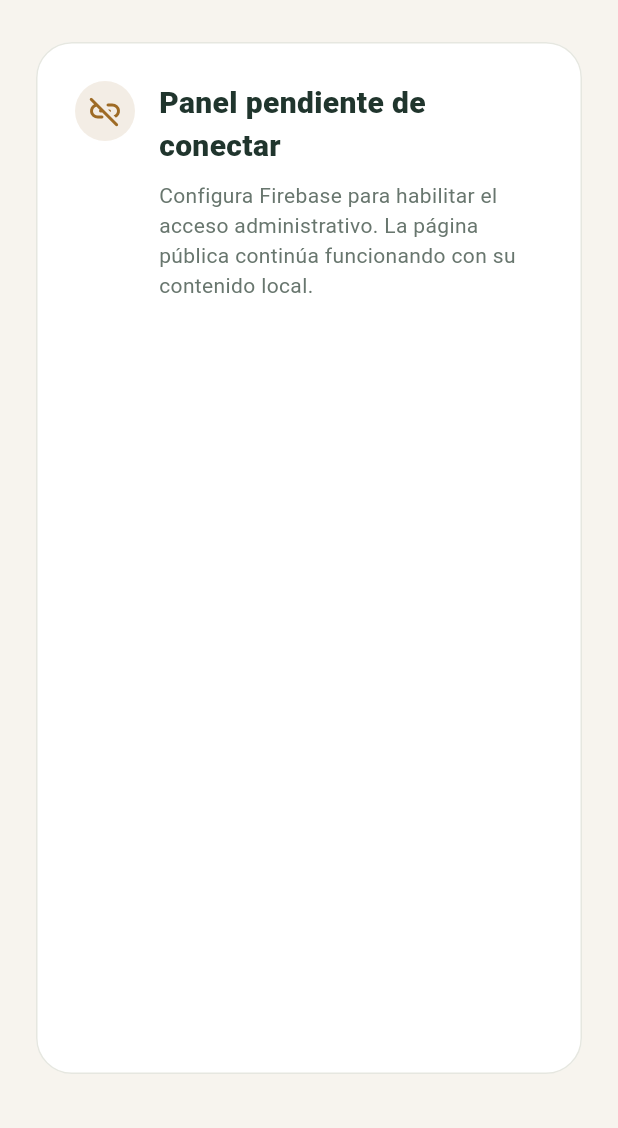
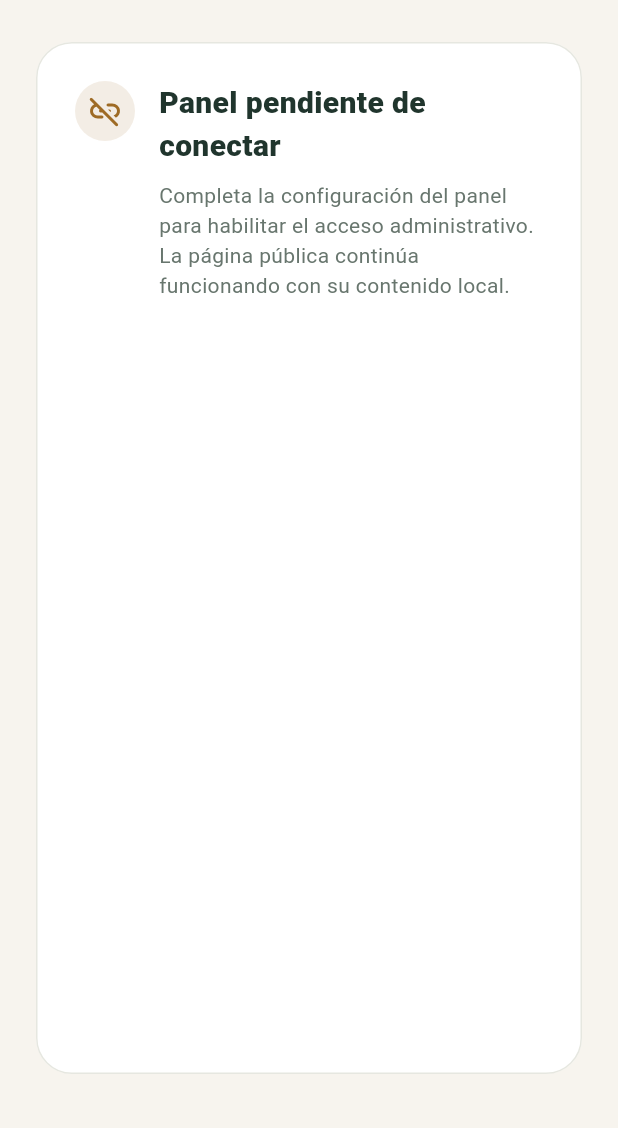
Before and after one commit to devkosmosyneAH/La-Finca, a Flutter app: the AdminPage screen opened directly, on a phone screen of 412 x 824 dp, the part 108-1236 px from its top. Run offline on Flutter 3.47's test engine with Material 3 defaults, Android fonts, the phone set to English and light mode, and no system bars; our stand-ins replace firebase_auth, firebase_core, firebase_database; accounts and stored records are empty; network calls fail; Roboto replaces fonts that are missing (Arial).

Commit message:
Ocultar referencias tecnicas en mensajes del panel

```diff
--- a/lib/admin_page.dart
+++ b/lib/admin_page.dart
@@ -151,7 +151,7 @@ class _AdminPageState extends State<AdminPage> {
           _checkingSession = false;
           _contentLoaded = false;
           _dataError =
-              'No pudimos cargar la información guardada. Revisa la conexión e inténtalo de nuevo.';
+              'No pudimos cargar la información guardada. Revisa tu conexión e inténtalo de nuevo.';
         });
       }
     }
@@ -174,7 +174,7 @@ class _AdminPageState extends State<AdminPage> {
         setState(() {
           _contentLoaded = false;
           _dataError =
-              'Firebase no respondió. Confirma tu conexión y las reglas de Realtime Database.';
+              'El servicio de contenido no respondió. Confirma tu conexión e inténtalo de nuevo.';
         });
       }
     } finally {
@@ -307,11 +307,11 @@ class _AdminPageState extends State<AdminPage> {
         case 'network-request-failed':
           return 'No hay conexión. Revisa internet e inténtalo de nuevo.';
         case 'operation-not-allowed':
-          return 'El acceso por correo y contraseña está desactivado en Firebase.';
+          return 'El acceso por correo y contraseña está temporalmente desactivado. Contacta al administrador.';
         case 'unauthorized-domain':
-          return 'Este dominio no está autorizado en Firebase Authentication.';
+          return 'Este sitio no está autorizado para iniciar sesión. Contacta al administrador.';
         case 'api-key-not-valid.-please-pass-a-valid-api-key.':
-          return 'La clave de Firebase no es válida. Revisa el secreto de Actions.';
+          return 'Hay un problema con la configuración del acceso. Contacta al administrador.';
       }
     }
     return 'No se pudo iniciar sesión. Inténtalo nuevamente.';
@@ -321,7 +321,7 @@ class _AdminPageState extends State<AdminPage> {
     if (exception is FirebaseException) {
       switch (exception.code) {
         case 'permission-denied':
-          return 'Firebase rechazó el cambio. Revisa las reglas y que tu correo esté verificado.';
+          return 'No tienes permiso para guardar cambios. Confirma que tu correo esté verificado.';
         case 'network-request-failed':
           return 'No hay conexión. Tus cambios no se guardaron.';
         case 'unauthenticated':
@@ -430,7 +430,7 @@ class _AdminPageState extends State<AdminPage> {
         icon: Icons.link_off_rounded,
         title: 'Panel pendiente de conectar',
         message:
-            'Configura Firebase para habilitar el acceso administrativo. La página pública continúa funcionando con su contenido local.',
+            'Completa la configuración del panel para habilitar el acceso administrativo. La página pública continúa funcionando con su contenido local.',
         color: const Color(0xFF9E6B25),
       );
 
@@ -938,7 +938,8 @@ class _AdminPageState extends State<AdminPage> {
                       style: TextStyle(
                           color: Colors.white, fontWeight: FontWeight.w800)),
                   SizedBox(height: 3),
-                  Text('Se guardarán en Firebase Realtime Database.',
+                  Text(
+                      'Se guardarán de forma segura y la página pública se actualizará.',
                       style: TextStyle(color: Color(0xFFBFD4C8), fontSize: 12)),
                 ],
               ),
```
